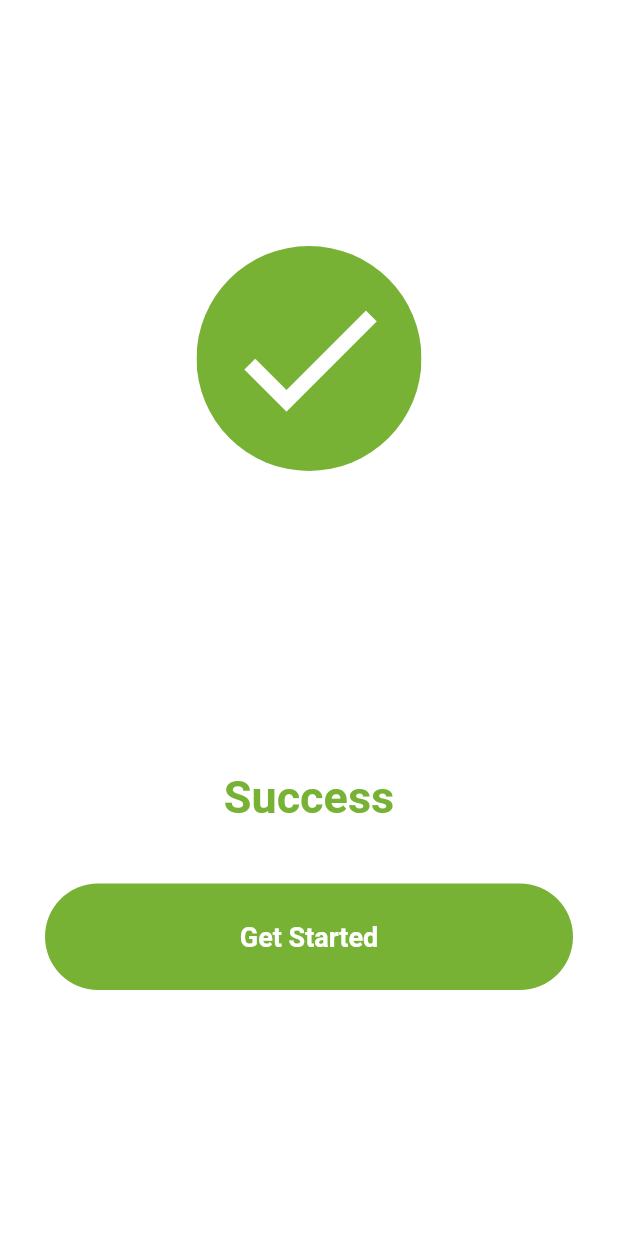
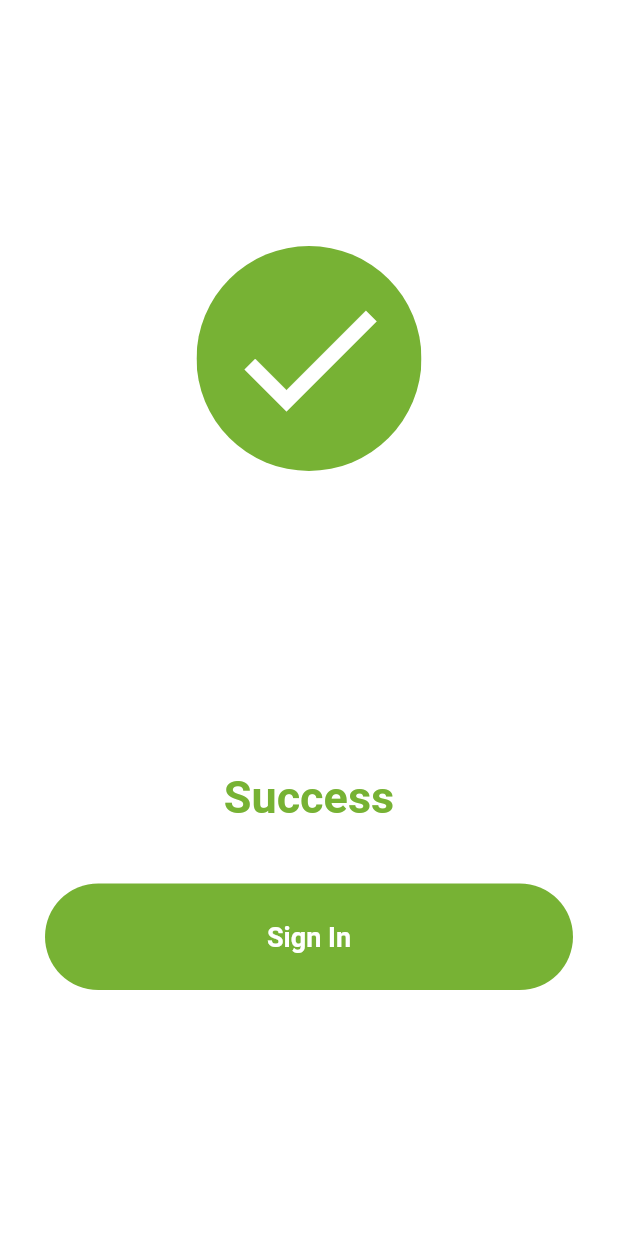
Before and after one commit to YamanQD/expiry-cart-client, a Flutter app: the RegisterSuccessPage screen opened directly, on a phone screen of 412 x 824 dp. Run offline on Flutter 3.47's test engine with Material 2 defaults, Android fonts, the phone set to English and light mode, and no system bars; our stand-ins replace flutter_secure_storage, image_picker; accounts and stored records are empty.

Commit message:
Modify button label

```diff
--- a/lib/Screens/register_success_page.dart
+++ b/lib/Screens/register_success_page.dart
@@ -41,7 +41,7 @@ class RegisterSuccessPage extends StatelessWidget {
             height: 40,
           ),
           TextButtonStyle(
-            text: 'Get Started',
+            text: 'Sign In',
             press: () {
               Navigator.pushAndRemoveUntil(
                   context,
```
